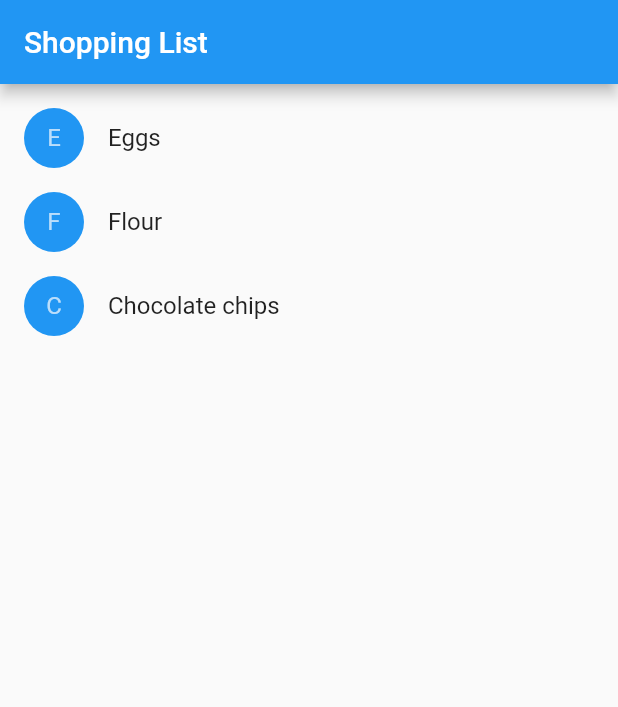
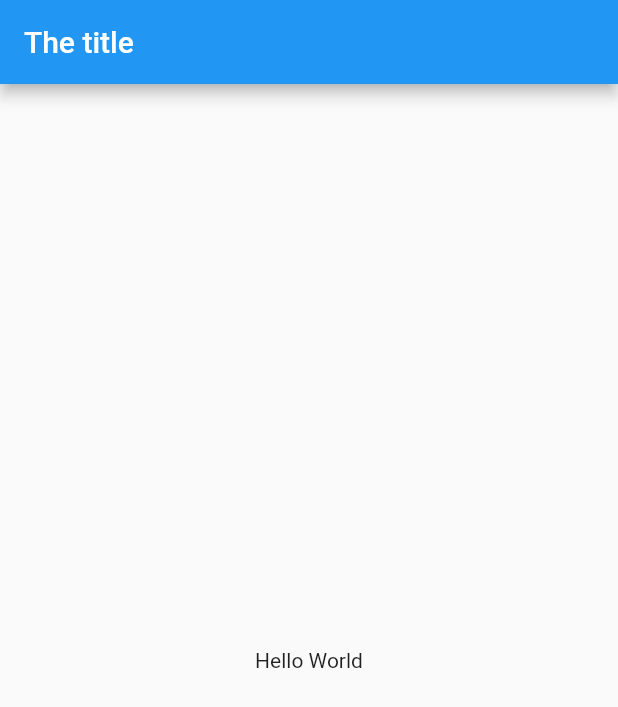
Before and after one commit to acantuta/flutter_examples, a Flutter app: the screen it shows after launch, on a phone screen of 412 x 824 dp. Shown: the top 707 px of the screen. Run offline on Flutter 3.47's test engine with Material 2 defaults, Android fonts, the phone set to English and light mode, and no system bars.

Commit message:
Hello World App Material

```diff
--- a/lib/main.dart
+++ b/lib/main.dart
@@ -1,113 +1,25 @@
 import 'package:flutter/material.dart';
 
-class Product {
-  const Product({this.name});
-  final String name;
+void main() {
+  runApp(MyApp());
 }
 
-typedef void CartChangedCallback(Product product, bool inCart);
+class MyApp extends StatefulWidget {
+  @override
+  _MyAppState createState() => _MyAppState();
+}
 
-class ShoppingListItem extends StatelessWidget {
-  ShoppingListItem({Product product, this.inCart, this.onCartChanged})
-      : product = product,
-        super(key: ObjectKey(product));
-
-  final Product product;
-  final bool inCart;
-  final CartChangedCallback onCartChanged;
-
-  Color _getColor(BuildContext context) {
-    // El tema depende del BuildContext porque diferentes partes del árbol
-    // pueden tener diferentes temas.  El BuildContext indica dónde se está llevando a cabo la
-    // llamada al método build y por lo tanto qué tema usar.
-
-    return inCart ? Colors.black54 : Theme.of(context).primaryColor;
-  }
-
-  TextStyle _getTextStyle(BuildContext context) {
-    if (!inCart) return null;
-
-    return TextStyle(
-      color: Colors.black54,
-      decoration: TextDecoration.lineThrough,
-    );
-  }
-
+class _MyAppState extends State<MyApp> {
   @override
   Widget build(BuildContext context) {
-    return ListTile(
-      onTap: () {
-        onCartChanged(product, !inCart);
-      },
-      leading: CircleAvatar(
-        backgroundColor: _getColor(context),
-        child: Text(product.name[0]),
-      ),
-      title: Text(product.name, style: _getTextStyle(context)),
+    return MaterialApp(
+      title: "Flutter layout demo",
+      home: Scaffold(
+        appBar: AppBar(
+          title: Text("The title"),
+        ),
+        body: Center(child: Text("Hello World"),),
+      )
     );
   }
 }
-
-class ShoppingList extends StatefulWidget {
-  ShoppingList({Key key, this.products}) : super(key: key);
-
-  final List<Product> products;
-
-  // El framework llama createState la primera vez que un widget aparece en una ubicación
-  // dada del árbol. Si el padre vuelve a ejecutar build y usa el mismo tipo de
-  // widget (con la misma llave),
-  // el framework reutiliza el objeto State en lugar de crear un nuevo objeto State.
-
-  @override
-  _ShoppingListState createState() => _ShoppingListState();
-}
-
-class _ShoppingListState extends State<ShoppingList> {
-  Set<Product> _shoppingCart = Set<Product>();
-
-  void _handleCartChanged(Product product, bool inCart) {
-    setState(() {
-      // Cuando un usuario cambia lo que hay en el carrito, necesitas cambiar
-      //_shoppingCart dentro de una llamada setState para activar un rebuild.
-      // El framework entonces llama a build, abajo,
-      // que actualiza la apariencia visual de la aplicación.
-
-      if (inCart)
-        _shoppingCart.add(product);
-      else
-        _shoppingCart.remove(product);
-    });
-  }
-
-  @override
-  Widget build(BuildContext context) {
-    return Scaffold(
-      appBar: AppBar(
-        title: Text('Shopping List'),
-      ),
-      body: ListView(
-        padding: EdgeInsets.symmetric(vertical: 8.0),
-        children: widget.products.map((Product product) {
-          return ShoppingListItem(
-            product: product,
-            inCart: _shoppingCart.contains(product),
-            onCartChanged: _handleCartChanged,
-          );
-        }).toList(),
-      ),
-    );
-  }
-}
-
-void main() {
-  runApp(MaterialApp(
-    title: 'Shopping App',
-    home: ShoppingList(
-      products: <Product>[
-        Product(name: 'Eggs'),
-        Product(name: 'Flour'),
-        Product(name: 'Chocolate chips'),
-      ],
-    ),
-  ));
-}
```
